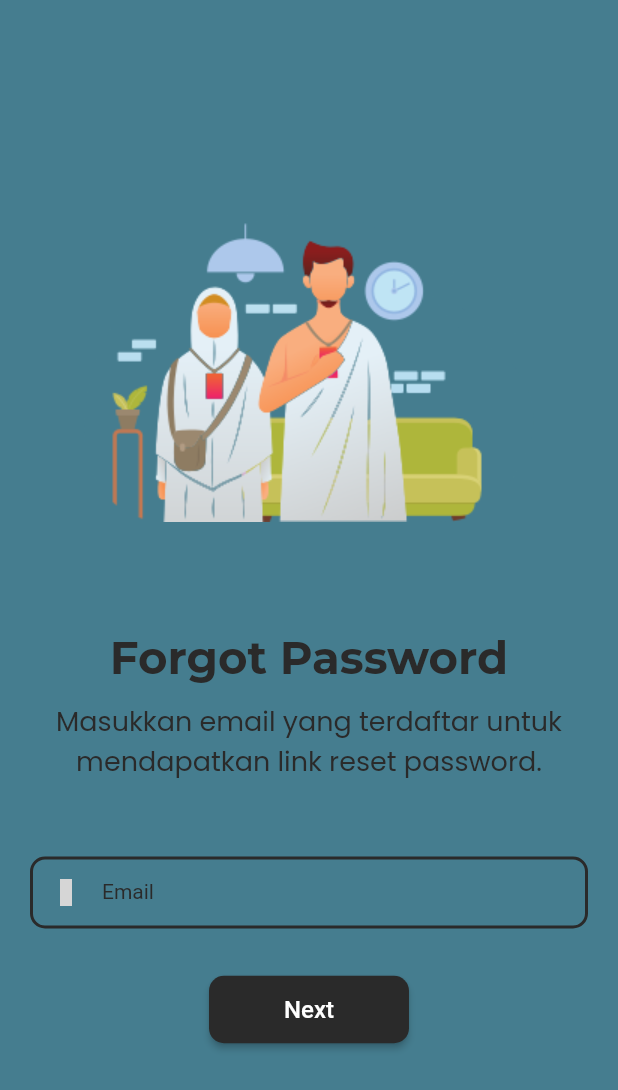
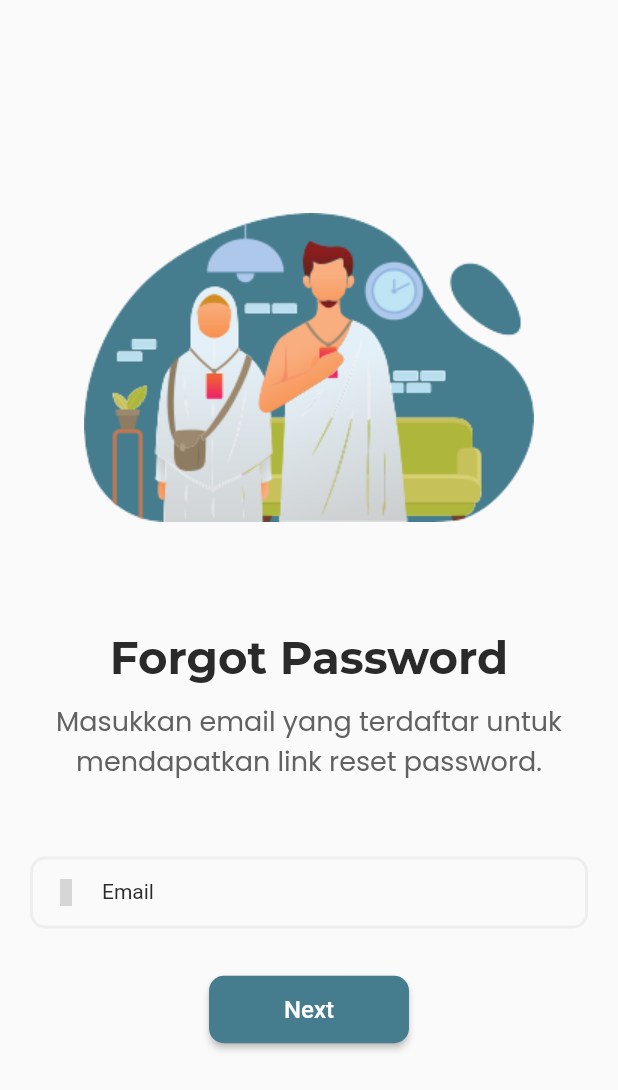
Before and after one commit to Mr94t3z/hajj_app, a Flutter app: the ForgotPasswordScreen screen opened by its route, on a phone screen of 412 x 824 dp. Shown: the top 1090 px of the screen. Run offline on Flutter 3.47's test engine with Material 2 defaults, Android fonts, the phone set to English and light mode, and no system bars; our stand-ins replace flutter_dotenv, google_fonts, iconsax, salomon_bottom_bar; grey boxes are pictures that could not be loaded.

Commit message:
change background

```diff
--- a/lib/screens/auth/forgot.dart
+++ b/lib/screens/auth/forgot.dart
@@ -15,7 +15,6 @@ class _ForgotPasswordScreenState extends State<ForgotPasswordScreen> {
   @override
   Widget build(BuildContext context) {
     return Scaffold(
-      backgroundColor: ColorSys.darkBlue,
       body: SingleChildScrollView(
         child: Padding(
           padding: const EdgeInsets.all(20.0),
@@ -56,8 +55,8 @@ class _ForgotPasswordScreenState extends State<ForgotPasswordScreen> {
               Text(
                 "Masukkan email yang terdaftar untuk mendapatkan link reset password.",
                 textAlign: TextAlign.center,
-                style:
-                    contentTextStyle(color: ColorSys.primary, fontSize: 14.0),
+                style: contentTextStyle(
+                    color: Colors.grey.shade700, fontSize: 14.0),
               ),
               const SizedBox(
                 height: 50,
@@ -74,7 +73,7 @@ class _ForgotPasswordScreenState extends State<ForgotPasswordScreen> {
                     fontWeight: FontWeight.w400,
                   ),
                   hintStyle: const TextStyle(
-                    color: Colors.white,
+                    color: Colors.grey,
                     fontSize: 14.0,
                   ),
                   prefixIcon: const Icon(
@@ -84,7 +83,7 @@ class _ForgotPasswordScreenState extends State<ForgotPasswordScreen> {
                   ),
                   enabledBorder: OutlineInputBorder(
                     borderSide:
-                        const BorderSide(color: ColorSys.primary, width: 2),
+                        BorderSide(color: Colors.grey.shade200, width: 2),
                     borderRadius: BorderRadius.circular(10.0),
                   ),
                   floatingLabelStyle: const TextStyle(
@@ -106,7 +105,7 @@ class _ForgotPasswordScreenState extends State<ForgotPasswordScreen> {
                   Navigator.pushReplacementNamed(context, '/login');
                 },
                 height: 45,
-                color: ColorSys.primary,
+                color: ColorSys.darkBlue,
                 padding:
                     const EdgeInsets.symmetric(vertical: 10, horizontal: 50),
                 shape: RoundedRectangleBorder(
```
